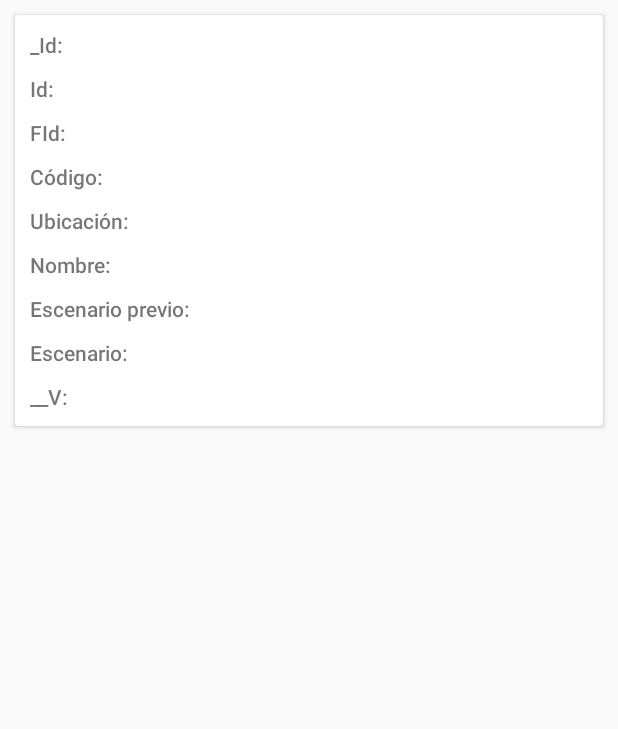
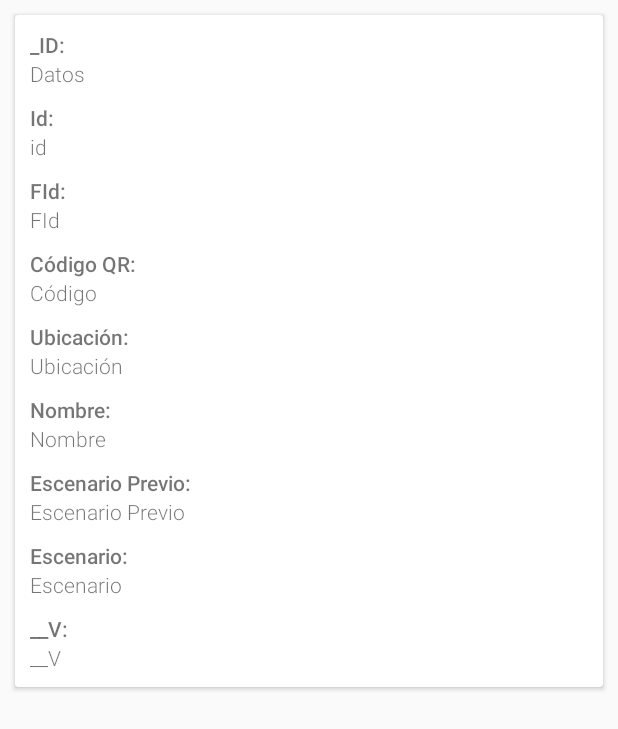
Before and after one commit to UPclopezpProjects/AplicacionMovil, an Android app: the layout template_puntos.xml on its own in the app's theme, with its tools: preview values and no code run, on a phone screen of 412 x 824 dp. Shown: the top 729 px of the screen. Run offline under Robolectric (Android 15) with nearby library versions, the phone set to English and light mode, and no system bars.

Commit message:
RecyclerView
A la hora de dar click a un elemento de la lista, se mueve la cámara del mapa según la ubicación registrada en la lista

```diff
--- a/app/src/main/res/layout/datos_trazabilidad.xml
+++ b/app/src/main/res/layout/datos_trazabilidad.xml
@@ -64,7 +64,8 @@
                 android:id="@+id/fragment"
                 android:name="com.example.desarrolloresidencia.UI.DatosTrazabilidad.ListaPuntos"
                 android:layout_width="match_parent"
-                android:layout_height="wrap_content" />
+                android:layout_height="0dp"
+                android:layout_weight="1" />
 
         </LinearLayout>
     </ScrollView>
--- a/app/src/main/res/layout/template_puntos.xml
+++ b/app/src/main/res/layout/template_puntos.xml
@@ -18,87 +18,213 @@
             android:layout_height="wrap_content"
             android:orientation="vertical">
 
+            <LinearLayout
+                android:layout_width="match_parent"
+                android:layout_height="match_parent"
+                android:orientation="vertical">
+
+                <TextView
+                    android:id="@+id/textView6"
+                    android:layout_width="wrap_content"
+                    android:layout_height="wrap_content"
+                    android:layout_marginStart="10sp"
+                    android:layout_marginTop="10sp"
+                    android:fontFamily="sans-serif-medium"
+                    android:text="_ID: " />
+
                 <TextView
                     android:id="@+id/TV_Id"
                     android:layout_width="wrap_content"
                     android:layout_height="wrap_content"
                     android:layout_marginStart="10sp"
+                    android:fontFamily="sans-serif-light"
+                    android:text="Datos" />
+            </LinearLayout>
+
+            <LinearLayout
+                android:layout_width="match_parent"
+                android:layout_height="match_parent"
+                android:orientation="vertical">
+
+                <TextView
+                    android:id="@+id/textView7"
+                    android:layout_width="wrap_content"
+                    android:layout_height="wrap_content"
+                    android:layout_marginStart="10sp"
                     android:layout_marginTop="10sp"
                     android:fontFamily="sans-serif-medium"
-                android:text="_Id:" />
+                    android:text="Id:" />
 
                 <TextView
                     android:id="@+id/TVID"
                     android:layout_width="wrap_content"
                     android:layout_height="wrap_content"
                     android:layout_marginStart="10sp"
+                    android:fontFamily="sans-serif-light"
+                    android:text="id" />
+            </LinearLayout>
+
+            <LinearLayout
+                android:layout_width="match_parent"
+                android:layout_height="match_parent"
+                android:orientation="vertical">
+
+                <TextView
+                    android:id="@+id/textView10"
+                    android:layout_width="wrap_content"
+                    android:layout_height="wrap_content"
+                    android:layout_marginStart="10sp"
                     android:layout_marginTop="10sp"
                     android:fontFamily="sans-serif-medium"
-                android:text="@string/id" />
+                    android:text="FId:" />
 
                 <TextView
                     android:id="@+id/TVFId"
                     android:layout_width="wrap_content"
                     android:layout_height="wrap_content"
                     android:layout_marginStart="10sp"
+                    android:fontFamily="sans-serif-light"
+                    android:text="FId" />
+            </LinearLayout>
+
+            <LinearLayout
+                android:layout_width="match_parent"
+                android:layout_height="match_parent"
+                android:orientation="vertical">
+
+                <TextView
+                    android:id="@+id/textView15"
+                    android:layout_width="wrap_content"
+                    android:layout_height="wrap_content"
+                    android:layout_marginStart="10sp"
                     android:layout_marginTop="10sp"
                     android:fontFamily="sans-serif-medium"
-                android:text="@string/fid" />
+                    android:text="Código QR:" />
 
                 <TextView
                     android:id="@+id/TVCodigo"
                     android:layout_width="wrap_content"
                     android:layout_height="wrap_content"
                     android:layout_marginStart="10sp"
+                    android:fontFamily="sans-serif-light"
+                    android:text="Código" />
+            </LinearLayout>
+
+            <LinearLayout
+                android:layout_width="match_parent"
+                android:layout_height="match_parent"
+                android:orientation="vertical">
+
+                <TextView
+                    android:id="@+id/textView16"
+                    android:layout_width="wrap_content"
+                    android:layout_height="wrap_content"
+                    android:layout_marginStart="10sp"
                     android:layout_marginTop="10sp"
                     android:fontFamily="sans-serif-medium"
-                android:text="@string/c_digo" />
+                    android:text="Ubicación: " />
 
                 <TextView
                     android:id="@+id/TVUbicacion"
                     android:layout_width="wrap_content"
                     android:layout_height="wrap_content"
                     android:layout_marginStart="10sp"
+                    android:fontFamily="sans-serif-light"
+                    android:text="Ubicación" />
+            </LinearLayout>
+
+            <LinearLayout
+                android:layout_width="match_parent"
+                android:layout_height="match_parent"
+                android:orientation="vertical">
+
+                <TextView
+                    android:id="@+id/textView17"
+                    android:layout_width="wrap_content"
+                    android:layout_height="wrap_content"
+                    android:layout_marginStart="10sp"
                     android:layout_marginTop="10sp"
                     android:fontFamily="sans-serif-medium"
-                android:text="@string/ubicaci_n" />
+                    android:text="Nombre:" />
 
                 <TextView
                     android:id="@+id/TVNombreTP"
                     android:layout_width="wrap_content"
                     android:layout_height="wrap_content"
                     android:layout_marginStart="10sp"
+                    android:fontFamily="sans-serif-light"
+                    android:text="Nombre" />
+            </LinearLayout>
+
+            <LinearLayout
+                android:layout_width="match_parent"
+                android:layout_height="match_parent"
+                android:orientation="vertical">
+
+                <TextView
+                    android:id="@+id/textView18"
+                    android:layout_width="wrap_content"
+                    android:layout_height="wrap_content"
+                    android:layout_marginStart="10sp"
                     android:layout_marginTop="10sp"
-                android:layout_marginBottom="10sp"
                     android:fontFamily="sans-serif-medium"
-                android:text="Nombre:" />
+                    android:text="Escenario Previo:" />
 
                 <TextView
                     android:id="@+id/TVEscenarioPrevio"
                     android:layout_width="wrap_content"
                     android:layout_height="wrap_content"
                     android:layout_marginStart="10sp"
+                    android:fontFamily="sans-serif-light"
+                    android:text="Escenario Previo" />
+            </LinearLayout>
+
+            <LinearLayout
+                android:layout_width="match_parent"
+                android:layout_height="match_parent"
+                android:orientation="vertical">
+
+                <TextView
+                    android:id="@+id/textView19"
+                    android:layout_width="wrap_content"
+                    android:layout_height="wrap_content"
+                    android:layout_marginStart="10sp"
+                    android:layout_marginTop="10sp"
                     android:fontFamily="sans-serif-medium"
-                android:text="@string/escenario_previo" />
+                    android:text="Escenario:" />
 
                 <TextView
                     android:id="@+id/TVEscenario"
                     android:layout_width="wrap_content"
                     android:layout_height="wrap_content"
                     android:layout_marginStart="10sp"
+                    android:fontFamily="sans-serif-light"
+                    android:text="Escenario" />
+            </LinearLayout>
+
+            <LinearLayout
+                android:layout_width="match_parent"
+                android:layout_height="match_parent"
+                android:orientation="vertical">
+
+                <TextView
+                    android:id="@+id/textView20"
+                    android:layout_width="wrap_content"
+                    android:layout_height="wrap_content"
+                    android:layout_marginStart="10sp"
                     android:layout_marginTop="10sp"
                     android:fontFamily="sans-serif-medium"
-                android:text="@string/escenario" />
+                    android:text="__V:" />
 
                 <TextView
                     android:id="@+id/TV__V"
                     android:layout_width="wrap_content"
                     android:layout_height="wrap_content"
                     android:layout_marginStart="10sp"
-                android:layout_marginTop="10sp"
                     android:layout_marginBottom="10sp"
-                android:fontFamily="sans-serif-medium"
-                android:text="@string/v" />
+                    android:fontFamily="sans-serif-light"
+                    android:text="__V" />
+            </LinearLayout>
 
         </LinearLayout>
 
```
Also changed, not shown: app/src/main/java/com/example/desarrolloresidencia/UI/DatosTrazabilidad/DatosTrazabilidad.kt (+12 -17 lines), app/src/main/java/com/example/desarrolloresidencia/UI/DatosTrazabilidad/ListaPuntos.kt (+29 -21 lines), app/src/main/java/com/example/desarrolloresidencia/utils/AdaptadorCustom.kt (+20 -13 lines), app/src/main/java/com/example/desarrolloresidencia/utils/ClickListener.kt (added, +7 -0 lines), app/src/main/java/com/example/desarrolloresidencia/utils/FragmentarString.kt (added, +14 -0 lines). Lines whose indentation alone changed are shown as unchanged.
